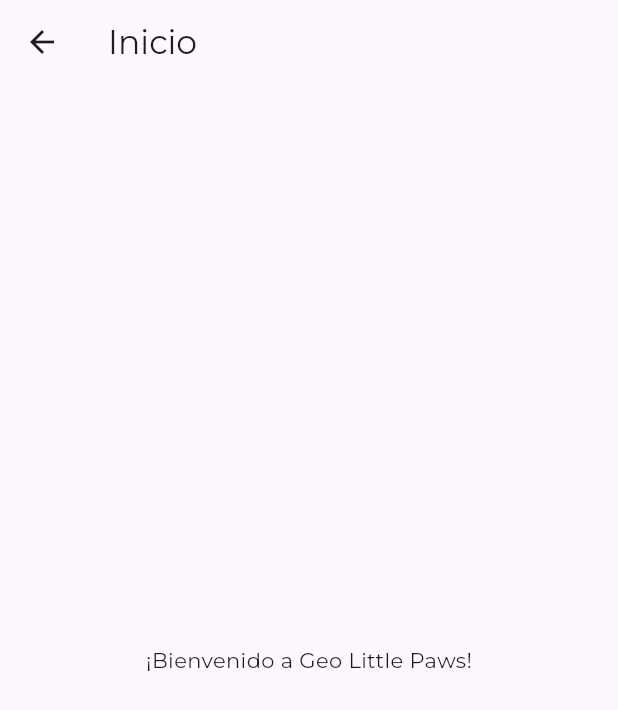
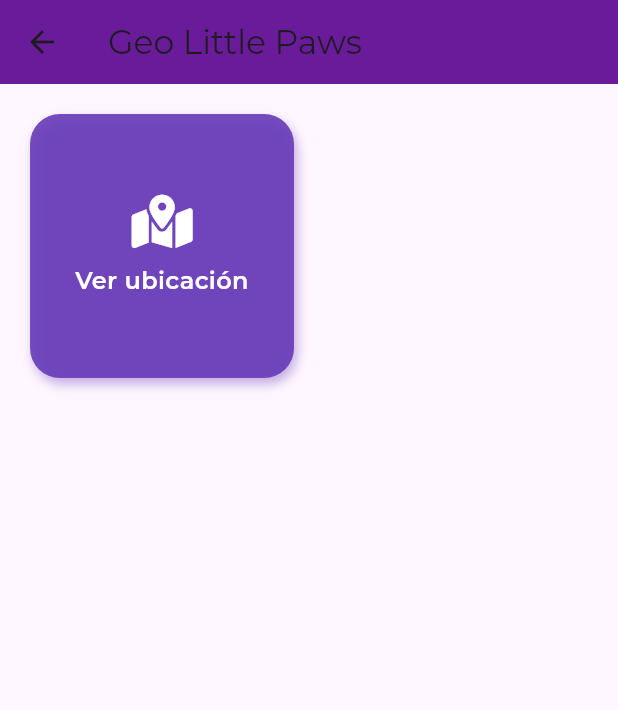
Before and after one commit to juadastron/tesis, a Flutter app: the HomePage screen opened by its route, on a phone screen of 412 x 824 dp. Shown: the top 710 px of the screen. Run offline on Flutter 3.47's test engine with Material 3 defaults, Android fonts, the phone set to English and light mode, and no system bars; our stand-ins replace font_awesome_flutter, google_fonts.

```diff
--- a/lib/pages/home_page.dart
+++ b/lib/pages/home_page.dart
@@ -1,13 +1,113 @@
 import 'package:flutter/material.dart';
+import 'package:flutter_application_1/services/auth_service.dart';
+import 'package:google_fonts/google_fonts.dart';
+import 'package:font_awesome_flutter/font_awesome_flutter.dart';
 
 class HomePage extends StatelessWidget {
   const HomePage({super.key});
 
   @override
   Widget build(BuildContext context) {
+    // Simulación del rol. En producción esto vendría del login o backend
+    final String? userRole = globalUserRole; // Cambia a 'voluntario' para probar
+
     return Scaffold(
-      appBar: AppBar(title: const Text('Inicio')),
-      body: const Center(child: Text('¡Bienvenido a Geo Little Paws!')),
+      appBar: AppBar(
+        title: const Text('Geo Little Paws'),
+        backgroundColor: const Color(0xFF6A1B9A),
+      ),
+      body: Padding(
+        padding: const EdgeInsets.all(20),
+        child: GridView.count(
+          crossAxisCount: 2,
+          crossAxisSpacing: 20,
+          mainAxisSpacing: 20,
+          children: [
+            _buildMenuItem(
+              context,
+              icon: FontAwesomeIcons.mapLocationDot,
+              label: 'Ver ubicación',
+              color: Colors.deepPurple,
+              onTap: () {
+                Navigator.pushNamed(context, '/mapa');
+              },
+            ),
+            if (userRole == 'admin')
+              _buildMenuItem(
+                context,
+                icon: FontAwesomeIcons.user,
+                label: 'Usuarios',
+                color: Colors.teal,
+                onTap: () {
+                  Navigator.pushNamed(context, '/usuarios');
+                },
+              ),
+            if (userRole == 'admin')
+              _buildMenuItem(
+                context,
+                icon: FontAwesomeIcons.paw,
+                label: 'Animales',
+                color: Colors.orange,
+                onTap: () {
+                  Navigator.pushNamed(context, '/animales');
+                },
+              ),
+            if (userRole == 'admin')
+              _buildMenuItem(
+                context,
+                icon: FontAwesomeIcons.microchip,
+                label: 'Dispositivos',
+                color: Colors.indigo,
+                onTap: () {
+                  Navigator.pushNamed(context, '/dispositivos');
+                },
+              ),
+          ],
+        ),
+      ),
+    );
+  }
+
+  Widget _buildMenuItem(BuildContext context,
+      {required IconData icon,
+      required String label,
+      required Color color,
+      required VoidCallback onTap}) {
+    return GestureDetector(
+      onTap: onTap,
+      child: Container(
+        decoration: BoxDecoration(
+          color: color.withOpacity(0.9),
+          borderRadius: BorderRadius.circular(20),
+          boxShadow: [
+            BoxShadow(
+              color: color.withOpacity(0.4),
+              blurRadius: 6,
+              offset: const Offset(2, 4),
+            )
+          ],
+        ),
+        child: Column(
+          mainAxisAlignment: MainAxisAlignment.center,
+          children: [
+            FaIcon(
+              icon,
+              color: Colors.white,
+              size: 36,
+            ),
+            const SizedBox(height: 10),
+            Text(
+              label,
+              textAlign: TextAlign.center,
+              style: GoogleFonts.montserrat(
+                fontSize: 16,
+                fontWeight: FontWeight.w600,
+                color: Colors.white,
+              ),
+            )
+          ],
+        ),
+      ),
     );
   }
 }
--- a/lib/services/auth_service.dart
+++ b/lib/services/auth_service.dart
@@ -2,8 +2,11 @@ import 'dart:convert';
 import 'package:http/http.dart' as http;
 import '../core/config.dart';
 
+String? globalUserRole; // 🔐 Aquí guardamos el rol para usarlo en HomePage
+
 Future<bool> loginUsuario(String email, String password) async {
   final url = Uri.parse("${baseUrl}login.php");
+
   final response = await http.post(
     url,
     headers: {"Content-Type": "application/json"},
@@ -13,15 +16,17 @@ Future<bool> loginUsuario(String email, String password) async {
     }),
   );
 
-  final data = jsonDecode(response.body);
-  if (data["success"] == true) {
-    return true;
-    // Aquí podrías navegar al HomeScreen con Navigator.push()
-  } else {
-    return false;
+  if (response.statusCode == 200) {
+    final data = jsonDecode(response.body);
+
+    if (data["success"] == true) {
+      globalUserRole = data["rol"]; // ✅ guardamos el rol
+      return true;
+    }
   }
+
+  return false;
 }
-
 
 Future<bool> registrarUsuario(String nombre, String email, String password) async {
   final url = Uri.parse("${baseUrl}registro.php");
```
